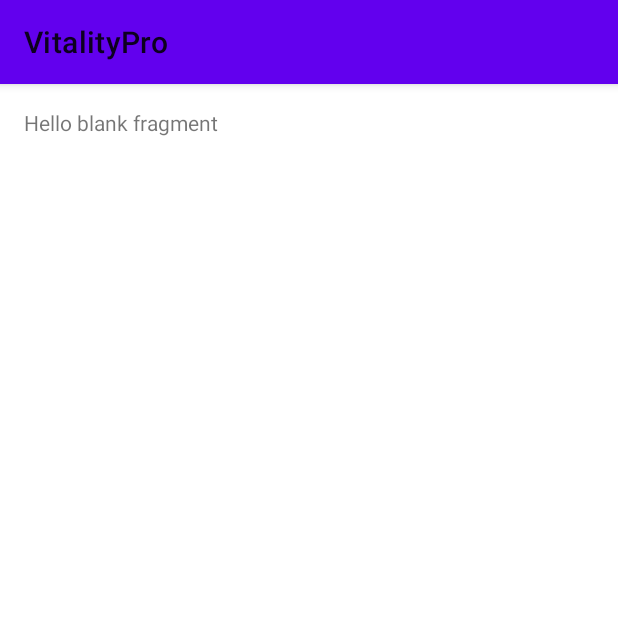
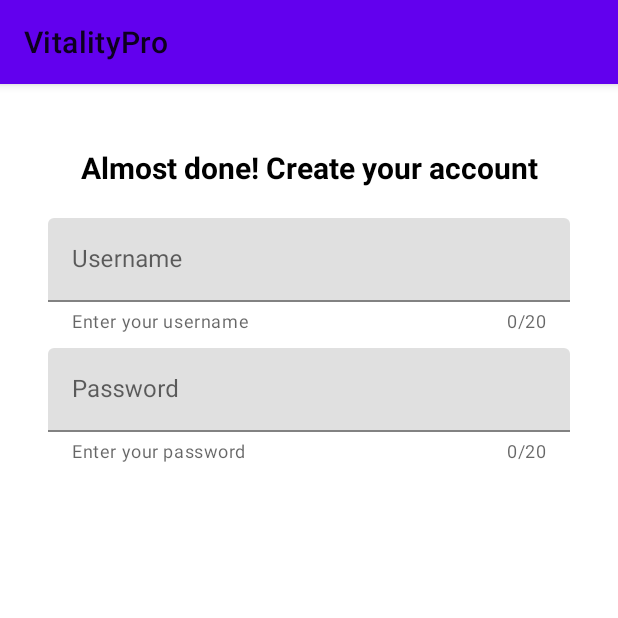
Before and after one commit to n1hadd/VitalityPro, an Android app: the fragment RegistrationFragment placed in its activity, on a phone screen of 412 x 824 dp, the top half of it. Run offline under Robolectric (Android 15) with nearby library versions, the phone set to English and light mode, and no system bars.

Commit message:
Initial commit

```diff
--- a/app/src/main/res/layout/fragment_gain_weight_weekly_goal.xml
+++ b/app/src/main/res/layout/fragment_gain_weight_weekly_goal.xml
@@ -13,13 +13,14 @@
         android:id="@+id/txtTitle"
         android:layout_width="wrap_content"
         android:layout_height="wrap_content"
-        android:text="@string/login_goals_about_yourself_instruction"
+        android:text="@string/weeklyGoal"
         android:textColor="@color/black"
         android:textSize="20sp"
         android:textStyle="bold"
         app:layout_constraintEnd_toEndOf="parent"
         app:layout_constraintStart_toStartOf="parent"
-        app:layout_constraintTop_toTopOf="parent" />
+        app:layout_constraintTop_toTopOf="parent"
+        android:layout_marginTop="10dp"/>
 
     <com.google.android.material.button.MaterialButtonToggleGroup
         android:id="@+id/toggleGroupWeeklyGoal"
--- a/app/src/main/res/layout/fragment_lose_weight_weekly_goal.xml
+++ b/app/src/main/res/layout/fragment_lose_weight_weekly_goal.xml
@@ -12,13 +12,14 @@
         android:id="@+id/txtTitle"
         android:layout_width="wrap_content"
         android:layout_height="wrap_content"
-        android:text="@string/login_goals_about_yourself_instruction"
+        android:text="@string/weeklyGoal"
         android:textColor="@color/black"
         android:textSize="20sp"
         android:textStyle="bold"
         app:layout_constraintEnd_toEndOf="parent"
         app:layout_constraintStart_toStartOf="parent"
-        app:layout_constraintTop_toTopOf="parent" />
+        app:layout_constraintTop_toTopOf="parent"
+        android:layout_marginTop="10dp"/>
 
     <com.google.android.material.button.MaterialButtonToggleGroup
         android:id="@+id/toggleGroupWeeklyGoal"
--- a/app/src/main/res/layout/fragment_registration.xml
+++ b/app/src/main/res/layout/fragment_registration.xml
@@ -1,14 +1,73 @@
 <?xml version="1.0" encoding="utf-8"?>
-<FrameLayout xmlns:android="http://schemas.android.com/apk/res/android"
+<androidx.constraintlayout.widget.ConstraintLayout xmlns:android="http://schemas.android.com/apk/res/android"
+    xmlns:app="http://schemas.android.com/apk/res-auto"
     xmlns:tools="http://schemas.android.com/tools"
     android:layout_width="match_parent"
     android:layout_height="match_parent"
-    tools:context=".RegistrationFragment">
+    tools:context=".RegistrationFragment"
+    android:padding="16dp">
 
-    <!-- TODO: Update blank fragment layout -->
     <TextView
+        android:id="@+id/txtTitle"
+        android:layout_width="wrap_content"
+        android:layout_height="wrap_content"
+        android:text="@string/createAcount"
+        android:textColor="@color/black"
+        android:textSize="20sp"
+        android:textStyle="bold"
+        app:layout_constraintEnd_toEndOf="parent"
+        app:layout_constraintStart_toStartOf="parent"
+        app:layout_constraintTop_toTopOf="parent"
+        android:layout_marginTop="10dp"/>
+
+    <com.google.android.material.textfield.TextInputLayout
+        android:id="@+id/usernameInputLayout"
         android:layout_width="match_parent"
-        android:layout_height="match_parent"
-        android:text="@string/hello_blank_fragment" />
+        android:layout_height="wrap_content"
+        android:hint="Username"
+        app:counterEnabled="true"
+        app:counterMaxLength="20"
+        app:errorTextColor="@color/red"
+        app:helperText="Enter your username"
+        app:layout_constraintTop_toBottomOf="@+id/txtTitle"
+        tools:layout_editor_absoluteX="16dp"
+        android:layout_marginTop="20dp">
 
-</FrameLayout>
+        <com.google.android.material.textfield.TextInputEditText
+            android:id="@+id/usernameEditText"
+            android:layout_width="match_parent"
+            android:layout_height="wrap_content"
+            android:inputType="text"
+            android:maxLines="1"
+            android:maxLength="20"
+           />
+
+    </com.google.android.material.textfield.TextInputLayout>
+
+    <com.google.android.material.textfield.TextInputLayout
+        android:id="@+id/passwordInputLayout"
+        android:layout_width="match_parent"
+        android:layout_height="wrap_content"
+        android:hint="Password"
+        app:counterEnabled="true"
+        app:counterMaxLength="20"
+        app:errorTextColor="@color/red"
+        app:helperText="Enter your password"
+        app:layout_constraintTop_toBottomOf="@+id/usernameInputLayout"
+        tools:layout_editor_absoluteX="16dp">
+
+        <com.google.android.material.textfield.TextInputEditText
+            android:id="@+id/passwordEditText"
+            android:layout_width="match_parent"
+            android:layout_height="wrap_content"
+            android:inputType="textPassword"
+            android:maxLines="1"
+            android:maxLength="20"
+            android:layout_marginTop="10dp"/>
+
+    </com.google.android.material.textfield.TextInputLayout>
+
+
+
+
+</androidx.constraintlayout.widget.ConstraintLayout>
--- a/app/src/main/res/values/colors.xml
+++ b/app/src/main/res/values/colors.xml
@@ -1,6 +1,7 @@
 <?xml version="1.0" encoding="utf-8"?>
 <resources>
     <color name="black">#FF000000</color>
+    <color name="red">#FF0000</color>
     <color name="white">#FFFFFFFF</color>
     <color name="btnStrokeColor">#757575</color>
     <color name="btnPressed">#132FCC</color>
--- a/app/src/main/res/values/strings.xml
+++ b/app/src/main/res/values/strings.xml
@@ -25,8 +25,8 @@
     <string name="edtTextGoalWeightHint">Your goal weight in kg.</string>
     <string name="goalLoseWeightMessage">Your goal is Lose Weight: Goal weight must be lower than current weight.</string>
     <string name="goalGainWeightMessage">Your goal is Gain Weight: Goal weight must be higher than current weight.</string>
-
-
+    <string name="weeklyGoal">What is your weekly goal?</string>
+    <string name="createAcount">Almost done! Create your account</string>
     <!--BUTTONS LOGIN-->
     <string name="btnNext">Next</string>
 
```
